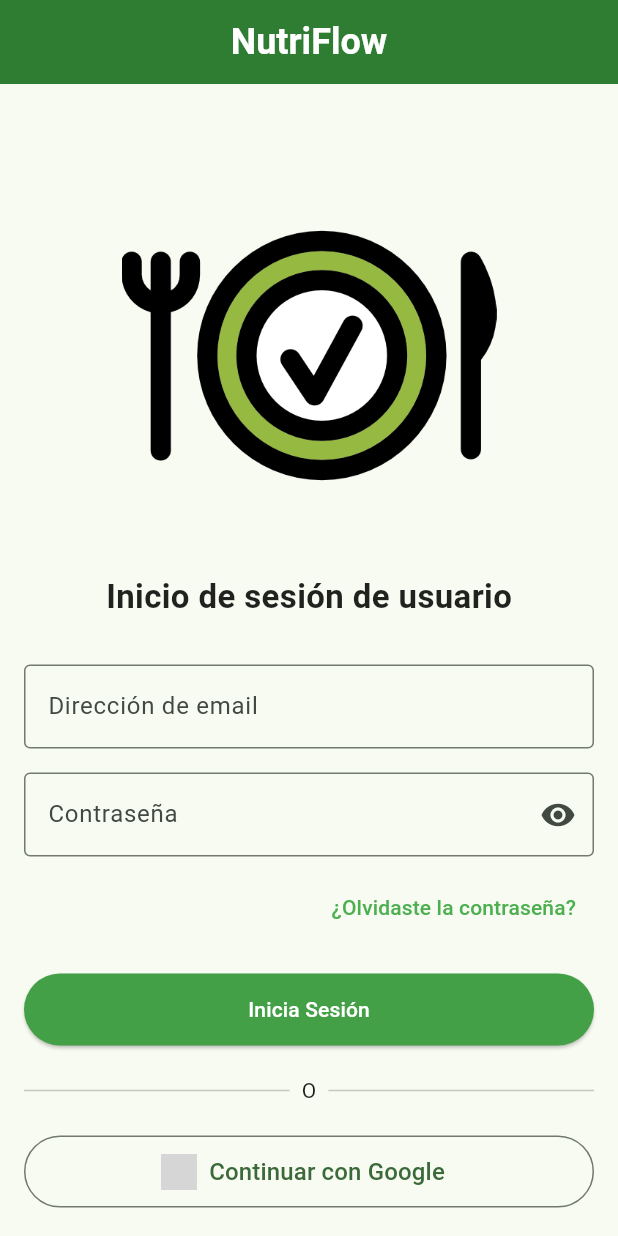
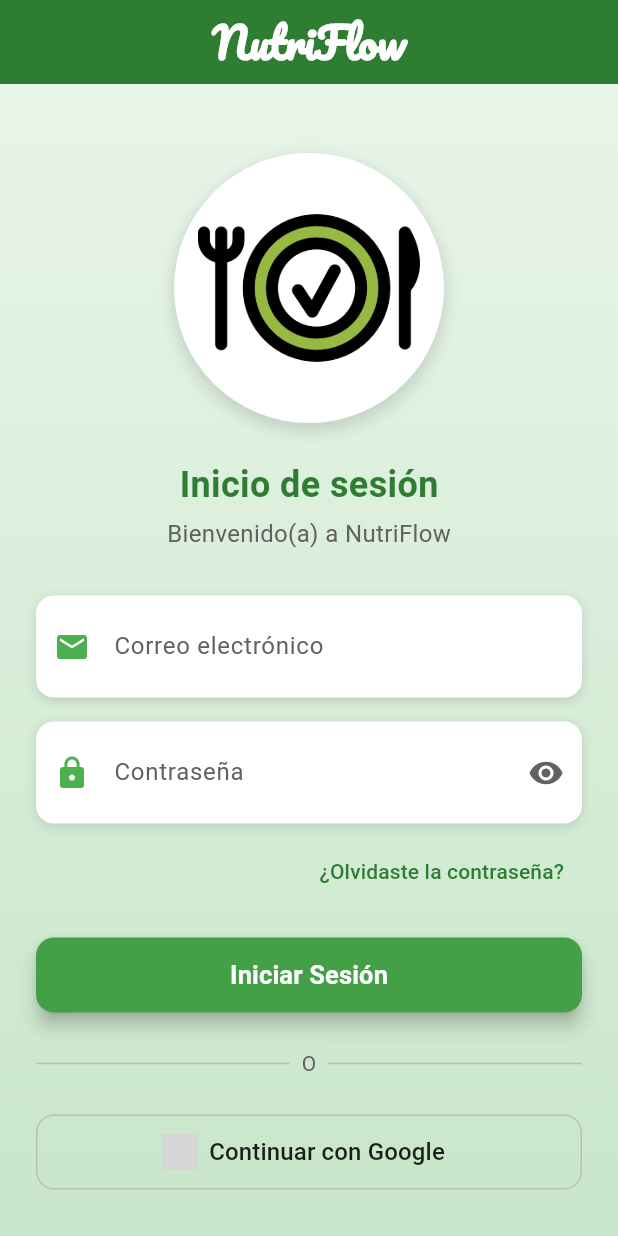
Before and after one commit to lcalorg3006/NutriFlow-apk, a Flutter app: the screen it shows after launch, on a phone screen of 412 x 824 dp. Run offline on Flutter 3.47's test engine with Material 3 defaults, Android fonts, the phone set to English and light mode, and no system bars; our stand-ins replace google_fonts, google_sign_in; network calls fail; Roboto replaces fonts that are missing (Georgia); grey boxes are pictures that could not be loaded.

Commit message:
Mejorar vista de la pantalla de login con gradiente, tarjetas y fuentes de google

```diff
--- a/lib/screens/login_page.dart
+++ b/lib/screens/login_page.dart
@@ -1,5 +1,6 @@
 import 'package:flutter/material.dart';
 import 'package:google_sign_in/google_sign_in.dart';
+import 'package:google_fonts/google_fonts.dart'; // Añadido para usar Google Fonts
 import 'forgot_password_page.dart';
 import 'normal_screen.dart'; // Navegamos aquí tras un login correcto
 
@@ -104,38 +105,84 @@
 
     return Scaffold(
       appBar: AppBar(
+        // Elevación y estilo del AppBar
+        elevation: 0,
         backgroundColor: primaryGreen,
         centerTitle: true,
-        title: const Text(
+        title: Text(
           'NutriFlow',
-          style: TextStyle(
-            fontFamily: 'Georgia',
-            fontSize: 24,
+          style: GoogleFonts.pacifico(
+            fontSize: 28,
             fontWeight: FontWeight.bold,
             color: Colors.white,
           ),
         ),
       ),
-      body: Stack(
+      body: Container(
+        // Fondo con gradiente
+        decoration: const BoxDecoration(
+          gradient: LinearGradient(
+            colors: [Color(0xFFE8F5E9), Color(0xFFC8E6C9)],
+            begin: Alignment.topCenter,
+            end: Alignment.bottomCenter,
+          ),
+        ),
+        child: Stack(
           children: [
             // Contenido principal
             SingleChildScrollView(
-            padding: const EdgeInsets.all(16.0),
+              padding: const EdgeInsets.symmetric(horizontal: 24, vertical: 16),
               child: Column(
                 children: [
-                const SizedBox(height: 40),
-                Image.asset(
+                  const SizedBox(height: 30),
+
+                  // Imagen/Logo centrado con forma circular y sombra
+                  Center(
+                    child: Container(
+                      width: 180,
+                      height: 180,
+                      decoration: BoxDecoration(
+                        color: Colors.white,
+                        shape: BoxShape.circle,
+                        boxShadow: [
+                          BoxShadow(
+                            color: Colors.black12,
+                            blurRadius: 8,
+                            spreadRadius: 2,
+                            offset: const Offset(0, 4),
+                          ),
+                        ],
+                      ),
+                      child: ClipOval(
+                        child: Padding(
+                          padding: const EdgeInsets.all(16.0),
+                          child: Image.asset(
                             'assets/dieta.png',
-                  width: 250,
-                  height: 250,
+                            fit: BoxFit.contain,
                           ),
-                const SizedBox(height: 20),
-                const Text(
-                  'Inicio de sesión de usuario',
-                  style: TextStyle(
-                    fontSize: 22,
+                        ),
+                      ),
+                    ),
+                  ),
+                  const SizedBox(height: 24),
+
+                  // Título de inicio de sesión
+                  Text(
+                    'Inicio de sesión',
+                    style: GoogleFonts.roboto(
+                      fontSize: 24,
                       fontWeight: FontWeight.bold,
-                    color: Colors.black87,
+                      color: primaryGreen,
+                    ),
+                  ),
+                  const SizedBox(height: 4),
+
+                  // Subtítulo o mensaje de bienvenida
+                  Text(
+                    'Bienvenido(a) a NutriFlow',
+                    style: GoogleFonts.roboto(
+                      color: Colors.grey.shade700,
+                      fontSize: 16,
                     ),
                   ),
                   const SizedBox(height: 30),
@@ -149,12 +196,34 @@
                     ),
                     const SizedBox(height: 4),
                   ],
-                TextField(
+                  // Campo de texto para correo
+                  Container(
+                    decoration: BoxDecoration(
+                      color: Colors.white,
+                      borderRadius: BorderRadius.circular(12),
+                      boxShadow: const [
+                        BoxShadow(
+                          color: Colors.black12,
+                          blurRadius: 6,
+                          offset: Offset(0, 2),
+                        ),
+                      ],
+                    ),
+                    child: TextField(
                       controller: _emailController,
                       keyboardType: TextInputType.emailAddress,
-                  decoration: const InputDecoration(
-                    labelText: 'Dirección de email',
-                    border: OutlineInputBorder(),
+                      style: const TextStyle(fontSize: 16),
+                      decoration: InputDecoration(
+                        hintText: 'Ej: usuario@gmail.com',
+                        labelText: 'Correo electrónico',
+                        labelStyle: TextStyle(color: Colors.grey.shade700),
+                        prefixIcon: const Icon(Icons.email, color: Colors.green),
+                        border: InputBorder.none,
+                        contentPadding: const EdgeInsets.symmetric(
+                          horizontal: 16,
+                          vertical: 14,
+                        ),
+                      ),
                     ),
                   ),
                   const SizedBox(height: 16),
@@ -168,29 +237,50 @@
                     ),
                     const SizedBox(height: 4),
                   ],
-                TextField(
+                  // Campo de texto para contraseña
+                  Container(
+                    decoration: BoxDecoration(
+                      color: Colors.white,
+                      borderRadius: BorderRadius.circular(12),
+                      boxShadow: const [
+                        BoxShadow(
+                          color: Colors.black12,
+                          blurRadius: 6,
+                          offset: Offset(0, 2),
+                        ),
+                      ],
+                    ),
+                    child: TextField(
                       controller: _passwordController,
-                  // El texto está siempre disponible, aunque no se vea
                       obscureText: _isPasswordHidden,
+                      style: const TextStyle(fontSize: 16),
                       decoration: InputDecoration(
+                        hintText: 'Tu contraseña',
                         labelText: 'Contraseña',
-                    border: const OutlineInputBorder(),
+                        labelStyle: TextStyle(color: Colors.grey.shade700),
+                        prefixIcon: const Icon(Icons.lock, color: Colors.green),
                         suffixIcon: IconButton(
                           icon: Icon(
                             _isPasswordHidden
                                 ? Icons.visibility
                                 : Icons.visibility_off,
+                            color: Colors.grey.shade700,
                           ),
                           onPressed: () {
-                        // Solo alterna la visibilidad, no afecta el texto
                             setState(() {
                               _isPasswordHidden = !_isPasswordHidden;
                             });
                           },
                         ),
+                        border: InputBorder.none,
+                        contentPadding: const EdgeInsets.symmetric(
+                          horizontal: 16,
+                          vertical: 14,
                         ),
                       ),
-                const SizedBox(height: 10),
+                    ),
+                  ),
+                  const SizedBox(height: 8),
 
                   // ¿Olvidaste la contraseña?
                   Align(
@@ -205,9 +295,12 @@
                           ),
                         );
                       },
-                    child: const Text(
+                      child: Text(
                         '¿Olvidaste la contraseña?',
-                      style: TextStyle(color: Colors.green),
+                        style: GoogleFonts.roboto(
+                          color: primaryGreen,
+                          fontWeight: FontWeight.w500,
+                        ),
                       ),
                     ),
                   ),
@@ -216,37 +309,58 @@
                   // Botón: Inicia Sesión
                   SizedBox(
                     width: double.infinity,
-                  height: 48,
+                    height: 50,
                     child: ElevatedButton(
                       onPressed: _isLoading ? null : _loginWithEmail,
                       style: ElevatedButton.styleFrom(
                         backgroundColor: buttonGreen,
+                        shape: RoundedRectangleBorder(
+                          borderRadius: BorderRadius.circular(12),
                         ),
-                    child: const Text(
-                      'Inicia Sesión',
-                      style: TextStyle(color: Colors.white),
+                        elevation: 5,
+                      ),
+                      child: Text(
+                        'Iniciar Sesión',
+                        style: GoogleFonts.roboto(
+                          color: Colors.white,
+                          fontSize: 17,
+                          fontWeight: FontWeight.bold,
                         ),
                       ),
                     ),
-                const SizedBox(height: 20),
+                  ),
+                  const SizedBox(height: 24),
 
                   // Separador
                   Row(
-                  children: const [
-                    Expanded(child: Divider(thickness: 1)),
+                    children: [
+                      Expanded(
+                        child: Divider(
+                          color: Colors.grey.shade400,
+                          thickness: 1,
+                        ),
+                      ),
                       Padding(
-                      padding: EdgeInsets.symmetric(horizontal: 8.0),
-                      child: Text('O'),
+                        padding: const EdgeInsets.symmetric(horizontal: 8.0),
+                        child: Text(
+                          'O',
+                          style: TextStyle(color: Colors.grey.shade700),
                         ),
-                    Expanded(child: Divider(thickness: 1)),
+                      ),
+                      Expanded(
+                        child: Divider(
+                          color: Colors.grey.shade400,
+                          thickness: 1,
+                        ),
+                      ),
                     ],
                   ),
-                const SizedBox(height: 20),
+                  const SizedBox(height: 24),
 
                   // Botón: Continuar con Google
                   SizedBox(
                     width: double.infinity,
-                  height: 48,
+                    height: 50,
                     child: OutlinedButton.icon(
                       icon: Image.network(
                         'https://upload.wikimedia.org/wikipedia/commons/thumb/c/c1/Google_%22G%22_logo.svg/768px-Google_%22G%22_logo.svg.png',
@@ -254,12 +368,22 @@
                         height: 24,
                       ),
                       onPressed: _isLoading ? null : _loginWithGoogle,
-                    label: const Text(
+                      style: OutlinedButton.styleFrom(
+                        side: BorderSide(color: Colors.grey.shade400),
+                        shape: RoundedRectangleBorder(
+                          borderRadius: BorderRadius.circular(12),
+                        ),
+                      ),
+                      label: Text(
                         'Continuar con Google',
-                      style: TextStyle(fontSize: 16),
+                        style: GoogleFonts.roboto(
+                          color: Colors.black87,
+                          fontSize: 16,
                         ),
                       ),
                     ),
+                  ),
+                  const SizedBox(height: 30),
                 ],
               ),
             ),
@@ -269,11 +393,12 @@
               Container(
                 color: Colors.black54,
                 child: const Center(
-                child: CircularProgressIndicator(),
+                  child: CircularProgressIndicator(color: Colors.white),
                 ),
               ),
           ],
         ),
+      ),
     );
   }
 }
--- a/pubspec.yaml
+++ b/pubspec.yaml
@@ -35,6 +35,7 @@
   # The following adds the Cupertino Icons font to your application.
   # Use with the CupertinoIcons class for iOS style icons.
   cupertino_icons: ^1.0.8
+  google_fonts: ^6.2.1
 
 dev_dependencies:
   flutter_test:
```
Also changed, not shown: pubspec.lock, 1 other file. Lines whose indentation alone changed are shown as unchanged.
